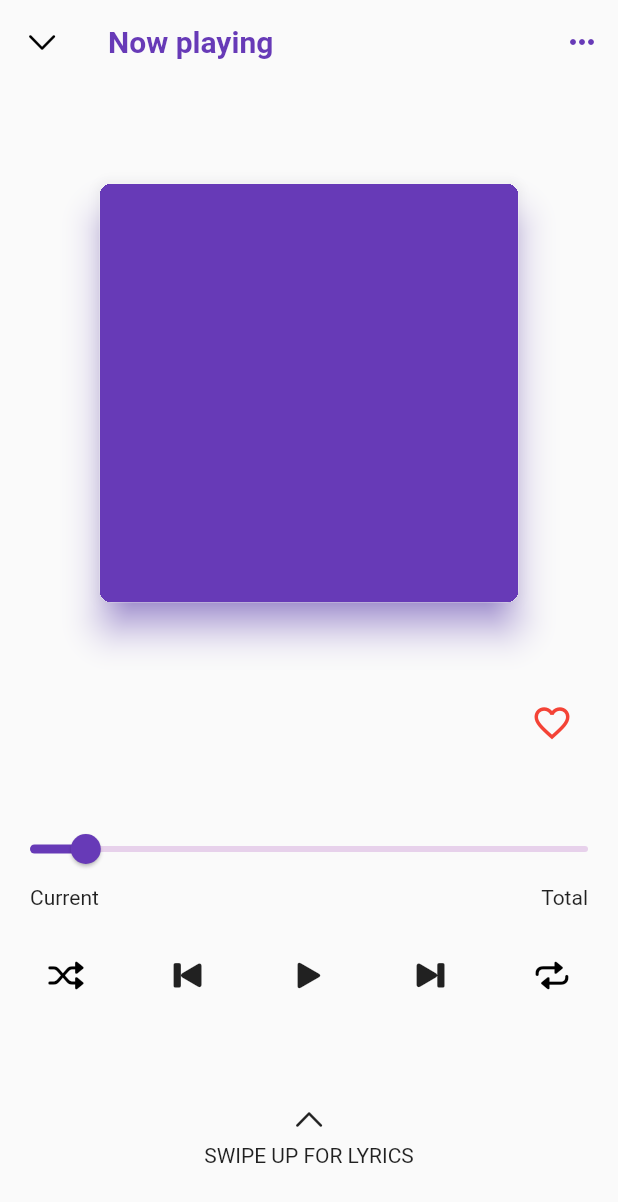
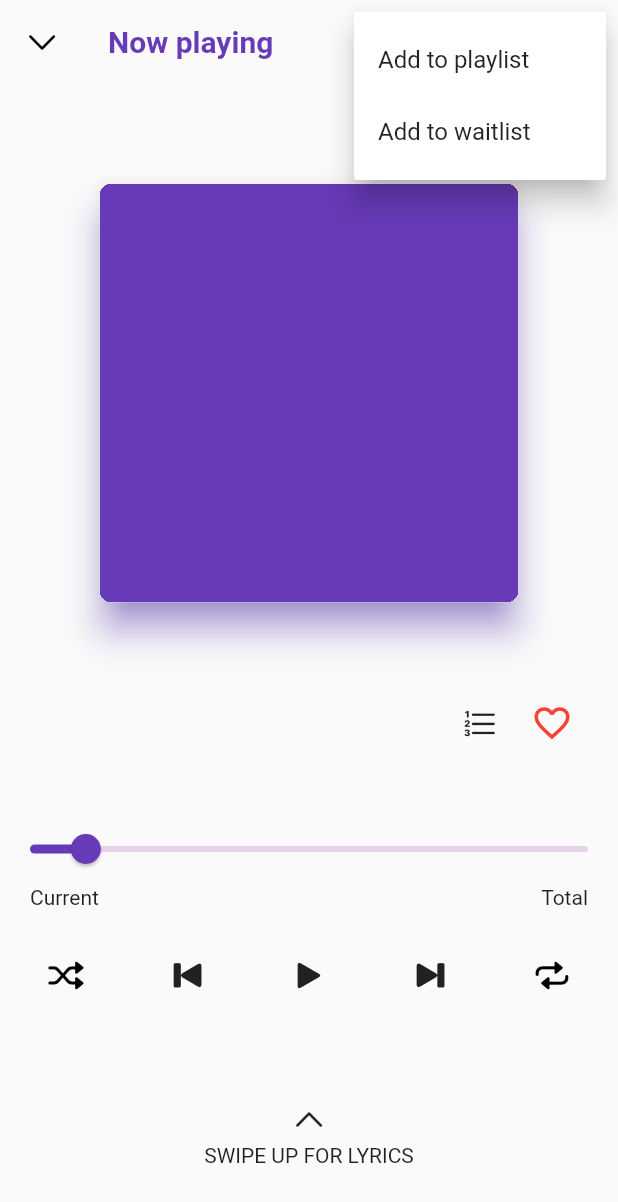
Before and after one commit to kingdennis-crypto/MusicBox, a Flutter app: the MusicDetailScreen screen opened directly with empty values, after a tap on the "keyboard control" icon, on a phone screen of 412 x 824 dp. Shown: the top 1202 px of the screen. Run offline on Flutter 3.47's test engine with Material 2 defaults, Android fonts, the phone set to English and light mode, and no system bars; drawn by our look-alikes of sliding_up_panel; our stand-ins replace get, marquee; network calls fail.

Commit message:
feat: :bricks: Cleaned up and made a start design to the up next section

```diff
--- a/lib/music_detail.dart
+++ b/lib/music_detail.dart
@@ -2,6 +2,7 @@ import 'package:flutter/cupertino.dart';
 import 'package:flutter/material.dart';
 import 'package:marquee/marquee.dart';
 import 'package:get/get.dart';
+import 'package:musicbox/components/up_next_song.dart';
 import 'package:musicbox/store_controller.dart';
 
 import 'package:sliding_up_panel/sliding_up_panel.dart';
@@ -22,13 +23,38 @@ class _MusicDetailScreenState extends State<MusicDetailScreen>
   final storeController = Get.put(StoreController());
 
   double sliderValue = 10;
-  bool _isFavorite = false;
-
   bool _isShuffle = false;
   int _repeatStatus = 0;
+  int _panelIndex = 1; // 0 = Lyrics - 1 = Up Next
+
+  final List<String> _items = [
+    "Clients",
+    "Designer",
+    "Developer",
+    "Director",
+    "Employee",
+    "Manager",
+    "Worker",
+    "Owner",
+    "Deliverer",
+    "Cashier",
+  ];
+
+  final List<String> menuItems = ['Add to playlist', 'Add to waitlist'];
 
   void goBack() {
     Navigator.pop(context);
+  }
+
+  void onSelectMenu(item) {
+    switch (item) {
+      case 'Add to playlist':
+        print('Add to playlist');
+        break;
+      case 'Add to waitlist':
+        print('Add to waitlist');
+        break;
+    }
   }
 
   final PanelController _panelController = PanelController();
@@ -55,10 +81,17 @@ class _MusicDetailScreenState extends State<MusicDetailScreen>
           icon: const Icon(CupertinoIcons.chevron_down),
         ),
         actions: [
-          IconButton(
-            onPressed: () {},
+          PopupMenuButton(
+            onSelected: onSelectMenu,
+            itemBuilder: (context) {
+              return menuItems.map((String choice) {
+                return PopupMenuItem<String>(
+                  value: choice,
+                  child: Text(choice),
+                );
+              }).toList();
+            },
             icon: const Icon(Icons.more_horiz),
-            splashRadius: 25,
           )
         ],
         backgroundColor: const Color(0xFFFAFAFA),
@@ -131,7 +164,7 @@ class _MusicDetailScreenState extends State<MusicDetailScreen>
                 children: <Widget>[
                   // TODO: Search for an auto scroll text that only scrolls if the text is to large
                   SizedBox(
-                    width: 300,
+                    // width: 300,
                     child: Text(
                       widget.title,
                       style: const TextStyle(
@@ -141,6 +174,18 @@ class _MusicDetailScreenState extends State<MusicDetailScreen>
                       maxLines: 1,
                       overflow: TextOverflow.ellipsis,
                     ),
+                  ),
+                  Row(
+                    children: [
+                      IconButton(
+                        onPressed: () {
+                          // setState(() {
+                          //   _panelIndex = 1;
+                          // });
+                          _panelController.open();
+                        },
+                        splashRadius: 25,
+                        icon: const Icon(CupertinoIcons.list_number),
                       ),
                       IconButton(
                         onPressed: () {
@@ -154,12 +199,16 @@ class _MusicDetailScreenState extends State<MusicDetailScreen>
                           });
                         },
                         splashRadius: 25,
-                    icon: storeController.favoriteSongs.contains(widget.title)
-                        ? const Icon(Icons.favorite,
-                            size: 28, color: Colors.red)
-                        : const Icon(Icons.favorite_outline,
-                            size: 28, color: Colors.red),
-                  )
+                        icon: Icon(
+                          storeController.favoriteSongs.contains(widget.title)
+                              ? Icons.favorite
+                              : Icons.favorite_outline,
+                          size: 28,
+                          color: Colors.red,
+                        ),
+                      ),
+                    ],
+                  ),
                 ],
               ),
               Text(widget.artist),
@@ -233,18 +282,11 @@ class _MusicDetailScreenState extends State<MusicDetailScreen>
                         _repeatStatus++;
                       });
                     },
-                    icon: _repeatStatus == 2
-                        ? Icon(
-                            CupertinoIcons.repeat_1,
-                            color: _repeatStatus == 0
-                                ? Colors.black
-                                : Colors.purple,
-                          )
-                        : Icon(
-                            CupertinoIcons.repeat,
-                            color: _repeatStatus == 0
-                                ? Colors.black
-                                : Colors.purple,
+                    icon: Icon(
+                      _repeatStatus == 2
+                          ? CupertinoIcons.repeat_1
+                          : CupertinoIcons.repeat,
+                      color: _repeatStatus == 0 ? Colors.black : Colors.purple,
                     ),
                   ),
                 ],
@@ -257,21 +299,54 @@ class _MusicDetailScreenState extends State<MusicDetailScreen>
   }
 
   Widget _panel() {
-    return Padding(
-      padding: EdgeInsets.fromLTRB(
-          20, 20, 20, MediaQuery.of(context).padding.bottom),
-      child: Column(
+    return Column(
       crossAxisAlignment: CrossAxisAlignment.start,
       children: <Widget>[
-          Row(
+        Padding(
+          padding: const EdgeInsets.fromLTRB(20, 20, 20, 5),
+          child: Row(
             mainAxisAlignment: MainAxisAlignment.spaceBetween,
             children: [
-              const Text(
+              Row(
+                children: [
+                  TextButton(
+                    onPressed: () {
+                      setState(() {
+                        _panelIndex = 0;
+                      });
+                    },
+                    child: Text(
                       "Lyrics",
-                style: TextStyle(fontSize: 32, fontWeight: FontWeight.bold),
+                      style: TextStyle(
+                        fontSize: 32,
+                        fontWeight: FontWeight.bold,
+                        color:
+                            _panelIndex == 0 ? Colors.blue : Colors.blue[200],
+                      ),
+                    ),
+                  ),
+                  TextButton(
+                    onPressed: () {
+                      setState(() {
+                        _panelIndex = 1;
+                      });
+                    },
+                    child: Text(
+                      "Up Next",
+                      style: TextStyle(
+                        fontSize: 32,
+                        fontWeight: FontWeight.bold,
+                        color:
+                            _panelIndex == 1 ? Colors.blue : Colors.blue[200],
+                      ),
+                    ),
+                  ),
+                ],
               ),
               Material(
                 color: Colors.transparent,
+                borderRadius: BorderRadius.circular(6),
+                clipBehavior: Clip.hardEdge,
                 child: IconButton(
                   onPressed: () {
                     // FIXME: Sometimes when the panel is opened the close button does not work.
@@ -283,26 +358,86 @@ class _MusicDetailScreenState extends State<MusicDetailScreen>
               )
             ],
           ),
+        ),
         const Divider(),
-          Expanded(
+        // _lyricsWidget()
+        _panelIndex == 0 ? _lyricsWidget() : _upNext()
+      ],
+    );
+  }
+
+  Widget _lyricsWidget() {
+    return Expanded(
       child: ListView(
         shrinkWrap: true,
         children: <Widget>[
           Padding(
-                  padding: const EdgeInsets.only(top: 10.0),
+            padding: EdgeInsets.fromLTRB(
+                20, 5, 20, MediaQuery.of(context).padding.bottom),
             child: Text(
               _lyrics,
               style: const TextStyle(
                 height: 1.6,
                 wordSpacing: 2,
                 fontSize: 16,
-                        fontWeight: FontWeight.w500),
+                fontWeight: FontWeight.w500,
+              ),
             ),
           ),
         ],
       ),
+    );
+  }
+
+  Widget _upNext() {
+    // final List<int> items = List<int>.generate(50, (int index) => index);
+
+    void reorderData(int oldIndex, int newIndex) {
+      setState(() {
+        if (newIndex > oldIndex) {
+          newIndex -= 1;
+        }
+
+        final String item = _items.removeAt(oldIndex);
+        _items.insert(newIndex, item);
+      });
+    }
+
+    return Expanded(
+      child: ReorderableListView.builder(
+        buildDefaultDragHandles: true,
+        header: const Padding(
+          padding: EdgeInsets.symmetric(horizontal: 20.0),
+          child: Text('This is the header'),
         ),
-        ],
+        footer: const Padding(
+          padding: EdgeInsets.symmetric(horizontal: 20.0),
+          child: Text('End of the list'),
+        ),
+        padding: EdgeInsets.only(bottom: MediaQuery.of(context).padding.bottom),
+        onReorder: reorderData,
+        itemCount: _items.length,
+        itemBuilder: (context, index) => ListTile(
+          key: ValueKey(_items[index]),
+          title: Text(_items[index]),
+          subtitle: const Text('Subtitle'),
+          contentPadding: const EdgeInsets.symmetric(horizontal: 20),
+          leading: AspectRatio(
+            aspectRatio: 1 / 1,
+            child: Material(
+              color: Colors.blue,
+              borderRadius: BorderRadius.circular(6),
+            ),
+          ),
+          trailing: ReorderableDragStartListener(
+            index: index,
+            child: const Icon(Icons.drag_handle),
+          ),
+        ),
+        proxyDecorator: (child, index, animation) => Material(
+          elevation: 20,
+          child: child,
+        ),
       ),
     );
   }
```
Lines whose indentation alone changed are shown as unchanged.
